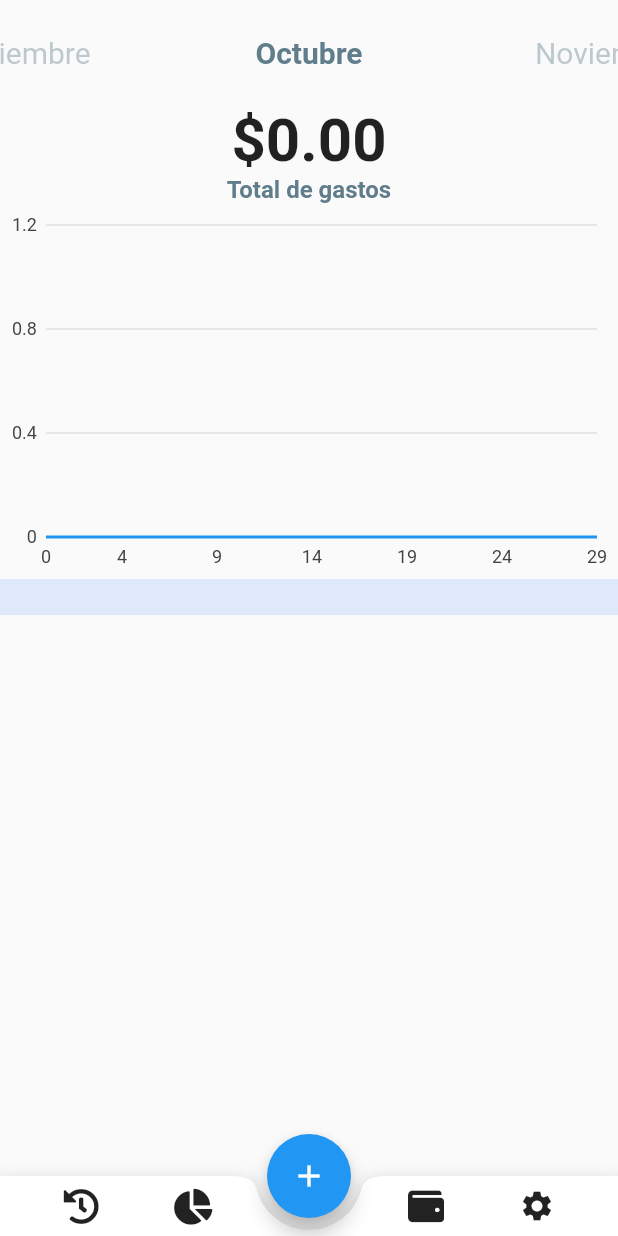
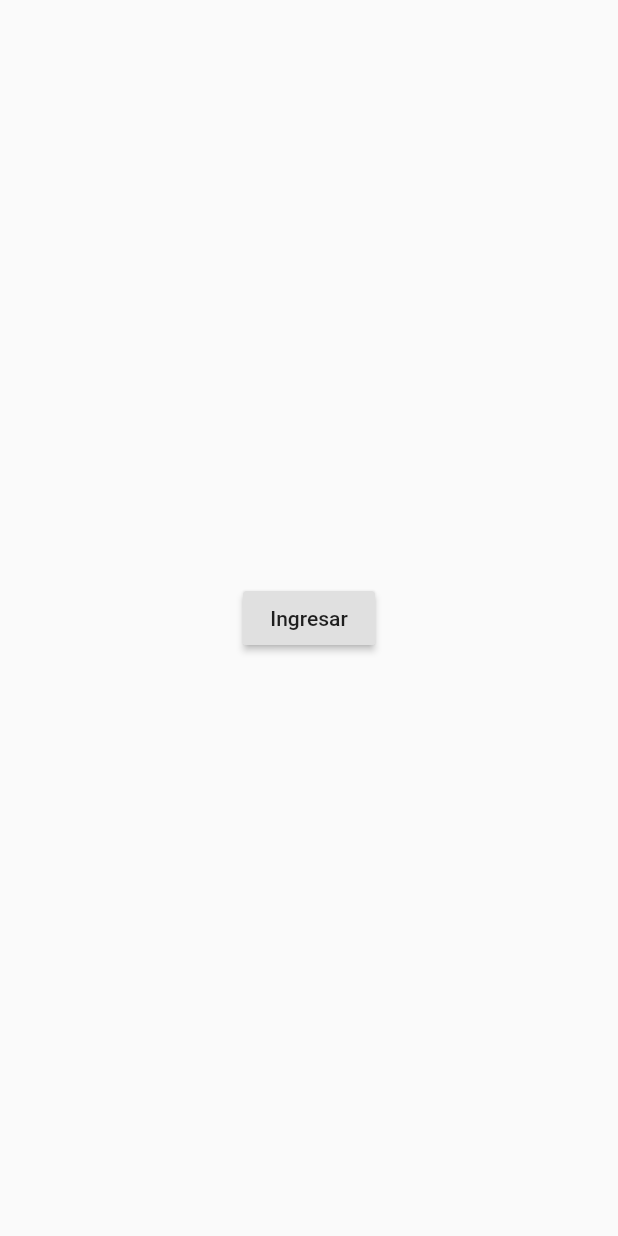
Before and after one commit to JoaquinCulasso/App_Gastos, a Flutter app: the screen it shows after launch, on a phone screen of 412 x 824 dp. Run offline on Flutter 3.47's test engine with Material 2 defaults, Android fonts, the phone set to English and light mode, and no system bars; our stand-ins replace charts_flutter, cloud_firestore, font_awesome_flutter; accounts and stored records are empty.

```diff
--- /dev/null
+++ b/lib/State/login_state.dart
@@ -0,0 +1,17 @@
+import 'package:flutter/material.dart';
+
+class LoginState with ChangeNotifier {
+  bool _loggedIn = false;
+
+  bool isLoggedIn() => _loggedIn;
+
+  void login() {
+    _loggedIn = true;
+    notifyListeners();
+  }
+
+  void logout() {
+    _loggedIn = false;
+    notifyListeners();
+  }
+}
--- a/lib/Views/AddPages.dart
+++ b/lib/Views/AddPage.dart
@@ -3,12 +3,12 @@ import 'package:expenses/Controllers/category_selection_widget.dart';
 import 'package:flutter/material.dart';
 import 'package:font_awesome_flutter/font_awesome_flutter.dart';
 
-class AddPages extends StatefulWidget {
+class AddPage extends StatefulWidget {
   @override
-  _AddPagesState createState() => _AddPagesState();
+  _AddPageState createState() => _AddPageState();
 }
 
-class _AddPagesState extends State<AddPages> {
+class _AddPageState extends State<AddPage> {
   String category;
   double realValue = 0;
   int value = 0;
--- a/lib/Views/HomePage.dart
+++ b/lib/Views/HomePage.dart
@@ -1,7 +1,9 @@
 import 'package:cloud_firestore/cloud_firestore.dart';
 import 'package:expenses/Controllers/month_widget.dart';
+import 'package:expenses/State/login_state.dart';
 import 'package:flutter/material.dart';
 import 'package:font_awesome_flutter/font_awesome_flutter.dart';
+import 'package:provider/provider.dart';
 
 class HomePage extends StatefulWidget {
   @override
@@ -28,13 +30,13 @@ class _HomePageState extends State<HomePage> {
     );
   }
 
-  Widget _bottonAction(IconData icon) {
+  Widget _bottonAction(IconData icon, Function callback) {
     return InkWell(
       child: Padding(
         padding: EdgeInsets.all(8.0),
         child: Icon(icon),
       ),
-      onTap: () {},
+      onTap: callback,
     );
   }
 
@@ -48,11 +50,13 @@ class _HomePageState extends State<HomePage> {
           mainAxisSize: MainAxisSize.max,
           mainAxisAlignment: MainAxisAlignment.spaceEvenly,
           children: <Widget>[
-            _bottonAction(FontAwesomeIcons.history),
-            _bottonAction(FontAwesomeIcons.chartPie),
+            _bottonAction(FontAwesomeIcons.history, () {}),
+            _bottonAction(FontAwesomeIcons.chartPie, () {}),
             SizedBox(width: 48.0),
-            _bottonAction(FontAwesomeIcons.wallet),
-            _bottonAction(Icons.settings),
+            _bottonAction(FontAwesomeIcons.wallet, () {}),
+            _bottonAction(Icons.settings, () {
+              Provider.of<LoginState>(context, listen: false).logout();
+            }),
           ],
         ),
       ),
--- /dev/null
+++ b/lib/Views/LoginPage.dart
@@ -0,0 +1,19 @@
+import 'package:expenses/State/login_state.dart';
+import 'package:flutter/material.dart';
+import 'package:provider/provider.dart';
+
+class LoginPage extends StatelessWidget {
+  @override
+  Widget build(BuildContext context) {
+    return Scaffold(
+      body: Center(
+        child: RaisedButton(
+          child: Text("Ingresar"),
+          onPressed: () {
+            Provider.of<LoginState>(context, listen: false).login();
+          },
+        ),
+      ),
+    );
+  }
+}
--- a/lib/main.dart
+++ b/lib/main.dart
@@ -1,22 +1,37 @@
-import 'package:expenses/Views/AddPages.dart';
 import 'package:flutter/material.dart';
 
-import 'Views/HomePage.dart';
+// Vistas
+import 'package:expenses/Views/HomePage.dart';
+import 'package:expenses/Views/AddPage.dart';
+import 'package:expenses/Views/LoginPage.dart';
+
+import 'package:expenses/State/login_state.dart';
+import 'package:provider/provider.dart';
 
 void main() => runApp(MyApp());
 
 class MyApp extends StatelessWidget {
   @override
   Widget build(BuildContext context) {
-    return MaterialApp(
-      title: 'Gastos Mensuales',
-      theme: ThemeData(
-        primarySwatch: Colors.blue,
+    return ChangeNotifierProvider<LoginState>(
+      create: (BuildContext context) => LoginState(),
+      child: MaterialApp(
+        title: 'Gastos Mensuales',
+        theme: ThemeData(
+          primarySwatch: Colors.blue,
+        ),
+        routes: {
+          '/': (BuildContext context) {
+            var state = Provider.of<LoginState>(context);
+            if (state.isLoggedIn()) {
+              return HomePage();
+            } else {
+              return LoginPage();
+            }
+          },
+          '/add': (BuildContext context) => AddPage(),
+        },
       ),
-      routes: {
-        '/': (BuildContext context) => HomePage(),
-        '/add': (BuildContext context) => AddPages(),
-      },
     );
   }
 }
--- a/pubspec.yaml
+++ b/pubspec.yaml
@@ -22,6 +22,9 @@ dependencies:
   charts_flutter: ^0.9.0
   font_awesome_flutter: ^8.7.0
   cloud_firestore: ^0.13.4+2
+  provider: ^4.0.4
+  #firebase_auth: ^0.15.5+3
+  #google_sign_in: ^4.2.0
 
   # The following adds the Cupertino Icons font to your application.
   # Use with the CupertinoIcons class for iOS style icons.
```
